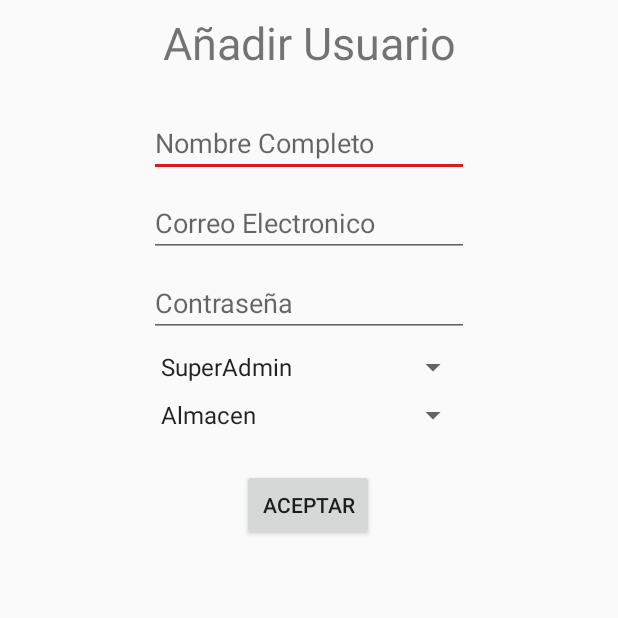
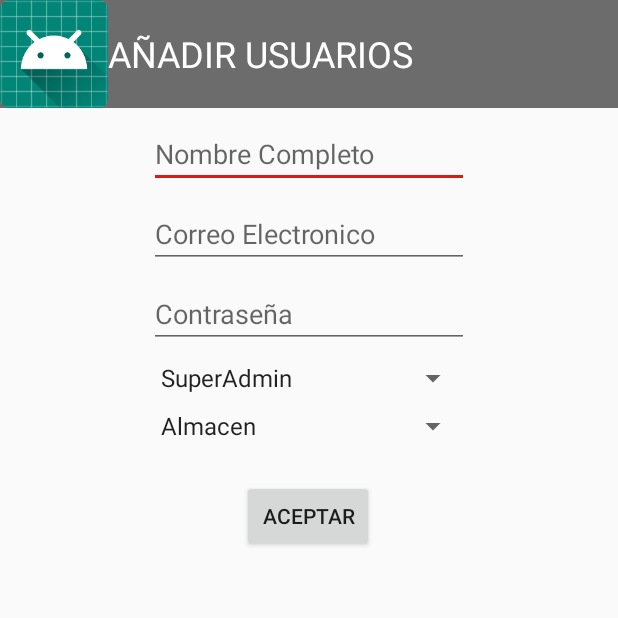
Before and after one commit to 093Mike/ProyectDamfinal, an Android app: the MenuUser_add screen opened directly, with no data from a screen before it, on a phone screen of 412 x 824 dp, the top half of it. Run offline under Robolectric (Android 15) with nearby library versions, the phone set to English and light mode, and no system bars; our stand-ins replace Firebase (no records; nobody signed in at launch, a user with empty details on screens opened directly); 3 statements that could not run were skipped.

Commit message:
V.0.1.25

```diff
--- a/app/src/main/res/layout/menu_gestioadduser.xml
+++ b/app/src/main/res/layout/menu_gestioadduser.xml
@@ -6,13 +6,40 @@
     android:layout_width="match_parent"
     android:layout_height="match_parent">
 
+    <LinearLayout
+        android:id="@+id/linearLayout2"
+        android:layout_width="0dp"
+        android:layout_height="72dp"
+        android:background="@color/common_google_signin_btn_text_light_focused"
+        android:orientation="horizontal"
+        app:layout_constraintEnd_toEndOf="parent"
+        app:layout_constraintStart_toStartOf="parent"
+        app:layout_constraintTop_toTopOf="parent">
+
+        <ImageView
+            android:id="@+id/imageView2"
+            android:layout_width="wrap_content"
+            android:layout_height="match_parent"
+            android:layout_weight="0"
+            app:srcCompat="@mipmap/ic_launcher" />
+
+        <TextView
+            android:id="@+id/textView2"
+            android:layout_width="wrap_content"
+            android:layout_height="match_parent"
+            android:gravity="center|left"
+            android:text="AÑADIR USUARIOS"
+            android:textColor="@color/cardview_light_background"
+            android:textSize="24sp" />
+    </LinearLayout>
+
     <EditText
         android:id="@+id/editText3"
         android:layout_width="213dp"
         android:layout_height="wrap_content"
         android:layout_marginStart="8dp"
         android:layout_marginLeft="8dp"
-        android:layout_marginTop="24dp"
+        android:layout_marginTop="8dp"
         android:layout_marginEnd="8dp"
         android:layout_marginRight="8dp"
         android:ems="10"
@@ -20,7 +47,7 @@
         android:inputType="textPersonName"
         app:layout_constraintEnd_toEndOf="parent"
         app:layout_constraintStart_toStartOf="parent"
-        app:layout_constraintTop_toBottomOf="@+id/textView" />
+        app:layout_constraintTop_toBottomOf="@+id/linearLayout2" />
 
     <EditText
         android:id="@+id/editText5"
@@ -84,18 +111,4 @@
         app:layout_constraintStart_toStartOf="parent"
         app:layout_constraintTop_toBottomOf="@+id/puesto" />
 
-    <TextView
-        android:id="@+id/textView"
-        android:layout_width="wrap_content"
-        android:layout_height="wrap_content"
-        android:layout_marginStart="8dp"
-        android:layout_marginLeft="8dp"
-        android:layout_marginTop="8dp"
-        android:layout_marginEnd="8dp"
-        android:layout_marginRight="8dp"
-        android:text="Añadir Usuario"
-        android:textSize="30sp"
-        app:layout_constraintEnd_toEndOf="parent"
-        app:layout_constraintStart_toStartOf="parent"
-        app:layout_constraintTop_toTopOf="parent" />
 </android.support.constraint.ConstraintLayout>
```
Also changed, not shown: app/src/main/res/layout/menugestiomod_veruser.xml (+34 -4 lines).
